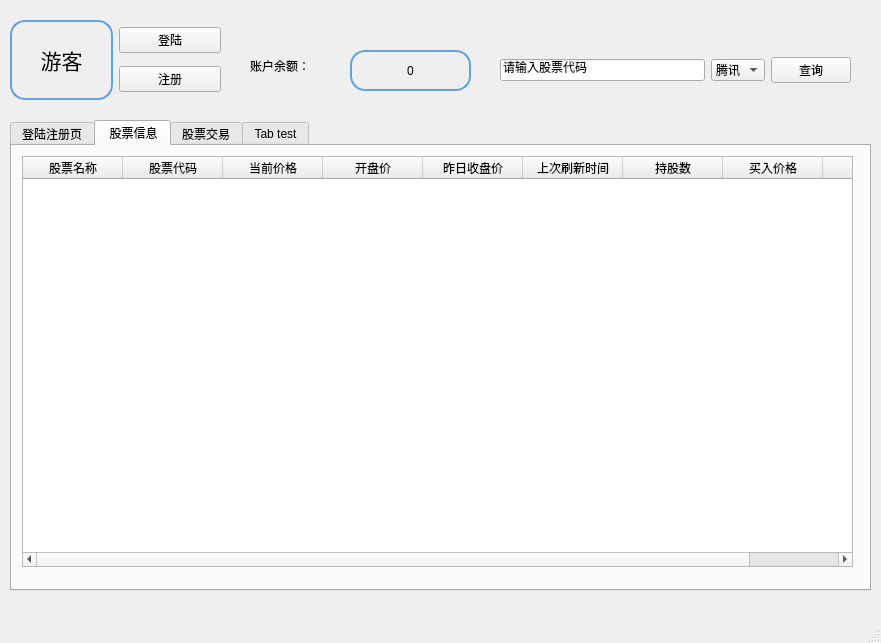
Old version of the form StocktTradingSimulationSystem/mainwindowui.ui in the repository software-case-course/Stock-trading-simulation-system.
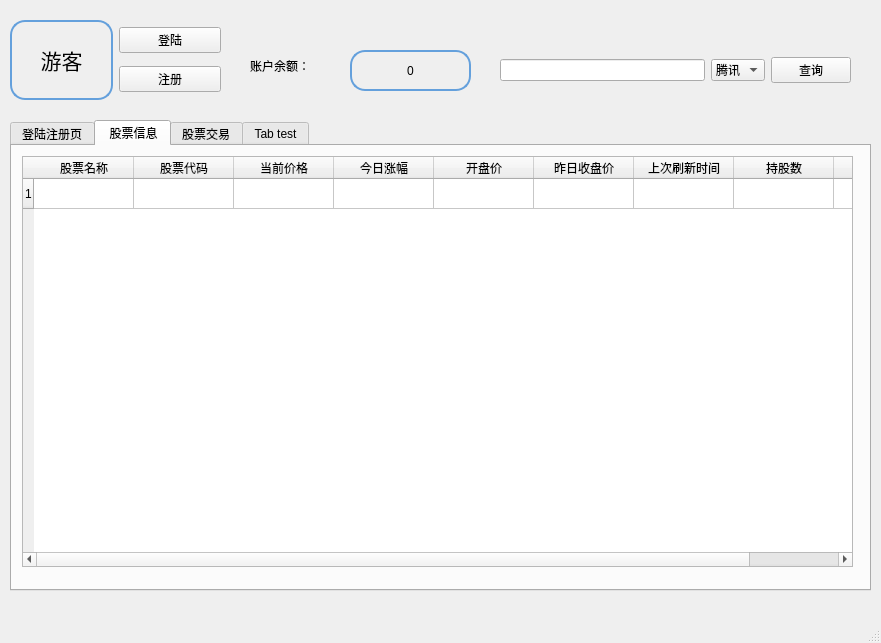
New version of the form. The open tabs and pages were chosen to show the change. Icons and pictures are not drawn.

Diff of the .ui file:
```diff
--- a/StocktTradingSimulationSystem/mainwindowui.ui
+++ b/StocktTradingSimulationSystem/mainwindowui.ui
@@ -11,7 +11,13 @@
    </rect>
   </property>
   <property name="windowTitle">
-   <string>MainWindow</string>
+   <string>股票交易模拟系统</string>
+  </property>
+  <property name="iconSize">
+   <size>
+    <width>40</width>
+    <height>40</height>
+   </size>
   </property>
   <widget class="QWidget" name="centralwidget">
    <widget class="QWidget" name="widget" native="true">
@@ -129,10 +135,33 @@
          <height>411</height>
         </rect>
        </property>
+       <property name="sizePolicy">
+        <sizepolicy hsizetype="Expanding" vsizetype="Expanding">
+         <horstretch>0</horstretch>
+         <verstretch>0</verstretch>
+        </sizepolicy>
+       </property>
+       <property name="styleSheet">
+        <string notr="true">font: 12pt &quot;微软雅黑&quot;;</string>
+       </property>
+       <property name="sizeAdjustPolicy">
+        <enum>QAbstractScrollArea::AdjustToContents</enum>
+       </property>
+       <property name="textElideMode">
+        <enum>Qt::ElideMiddle</enum>
+       </property>
+       <row>
+        <property name="text">
+         <string>1</string>
+        </property>
+       </row>
        <column>
         <property name="text">
          <string>股票名称</string>
         </property>
+        <property name="textAlignment">
+         <set>AlignCenter</set>
+        </property>
        </column>
        <column>
         <property name="text">
@@ -144,6 +173,11 @@
          <string>当前价格</string>
         </property>
        </column>
+       <column>
+        <property name="text">
+         <string>今日涨幅</string>
+        </property>
+       </column>
        <column>
         <property name="text">
          <string>开盘价</string>
@@ -166,14 +200,17 @@
        </column>
        <column>
         <property name="text">
-         <string>买入价格</string>
+         <string>总现价</string>
         </property>
        </column>
-       <column>
+       <item row="0" column="0">
         <property name="text">
-         <string>总金额</string>
+         <string/>
         </property>
-       </column>
+        <property name="textAlignment">
+         <set>AlignCenter</set>
+        </property>
+       </item>
       </widget>
      </widget>
      <widget class="QWidget" name="tab_trade">
@@ -432,7 +469,7 @@
          <string notr="true">font: 10pt &quot;微软雅黑&quot;;</string>
         </property>
         <property name="text">
-         <string>请输入股票代码</string>
+         <string/>
         </property>
        </widget>
       </item>
```
Left out of the diff: 5 changed lines with no effect on the pictures.
